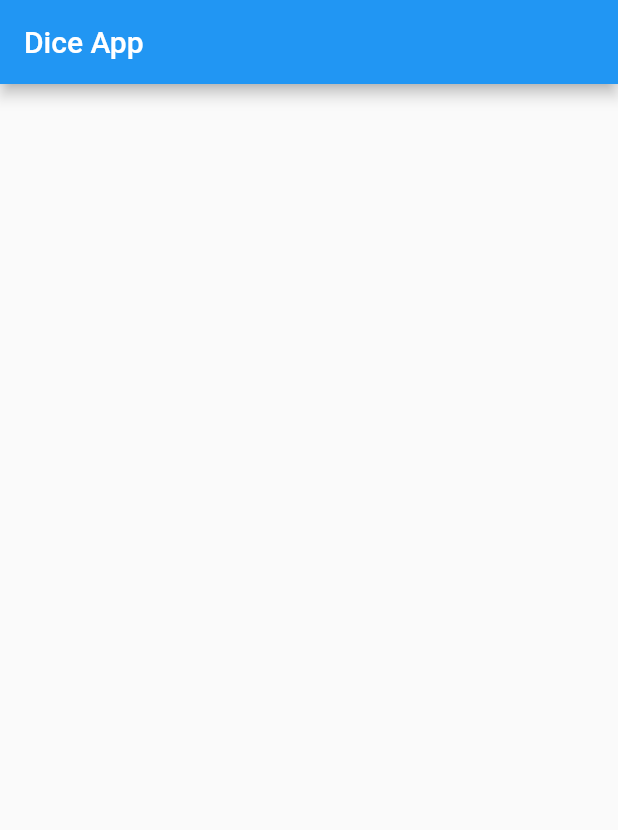
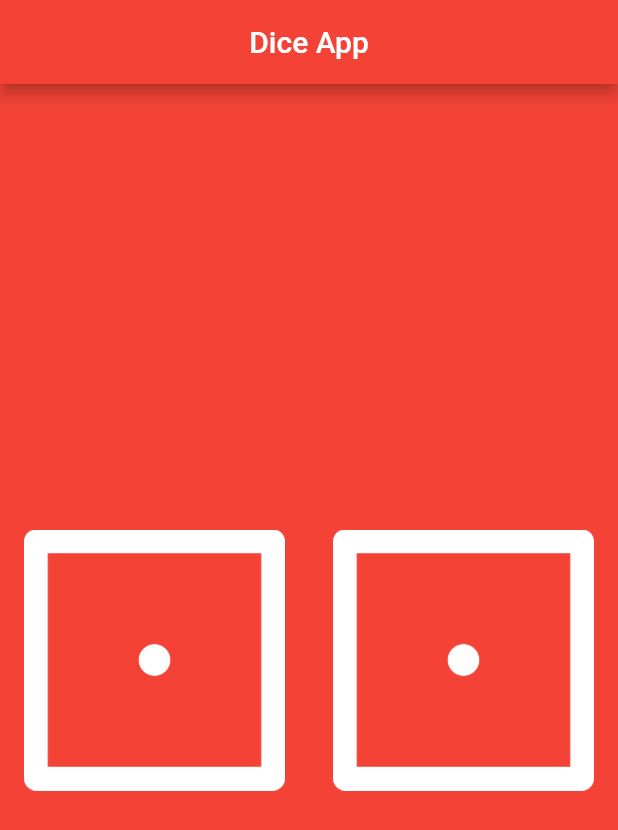
Before and after one commit to velugu7777/dice_app, a Flutter app: the screen it shows after launch, on a phone screen of 412 x 824 dp. Shown: the top 830 px of the screen. Run offline on Flutter 3.47's test engine with Material 2 defaults, Android fonts, the phone set to English and light mode, and no system bars.

Commit message:
third commit

```diff
--- a/lib/main.dart
+++ b/lib/main.dart
@@ -8,11 +8,58 @@ class DiceApp extends StatelessWidget {
   @override
   Widget build(BuildContext context) {
     return MaterialApp(
+      debugShowCheckedModeBanner: false,
       home: Scaffold(
         appBar: AppBar(
           title: Text('Dice App'),
+          centerTitle: true,
+          backgroundColor: Colors.red,
         ),
+        backgroundColor: Colors.red,
+        body: DicePage(),
       ),
     );
   }
 }
+
+class DicePage extends StatelessWidget {
+  @override
+  Widget build(BuildContext context) {
+    return Center(
+      child: Row(
+        children: [
+          Expanded(
+            child: Padding(
+              padding: const EdgeInsets.all(8.0),
+              child: TextButton(
+                child: Image(
+                  image: AssetImage('images/dice1.png'),
+                ),
+                onPressed: () {},
+                // style: ButtonStyle(
+                //   backgroundColor: MaterialStateProperty.all(Colors.red),
+                // ),
+              ),
+            ),
+          ),
+          Expanded(
+            child: Padding(
+              padding: const EdgeInsets.all(8.0),
+              child: TextButton(
+                child: Image(
+                  image: AssetImage('images/dice1.png'),
+                ),
+                onPressed: () {},
+                // style: ButtonStyle(
+                //   backgroundColor: MaterialStateProperty.all(Colors.red),
+                // ),
+              ),
+            ),
+          ),
+
+          // Image(image: AssetImage('images/dice1.png')),
+        ],
+      ),
+    );
+  }
+}
--- a/pubspec.yaml
+++ b/pubspec.yaml
@@ -45,8 +45,8 @@ flutter:
   uses-material-design: true
 
   # To add assets to your application, add an assets section, like this:
-  # assets:
-  #   - images/a_dot_burr.jpeg
+  assets:
+    - images/
   #   - images/a_dot_ham.jpeg
 
   # An image asset can refer to one or more resolution-specific "variants", see
```
